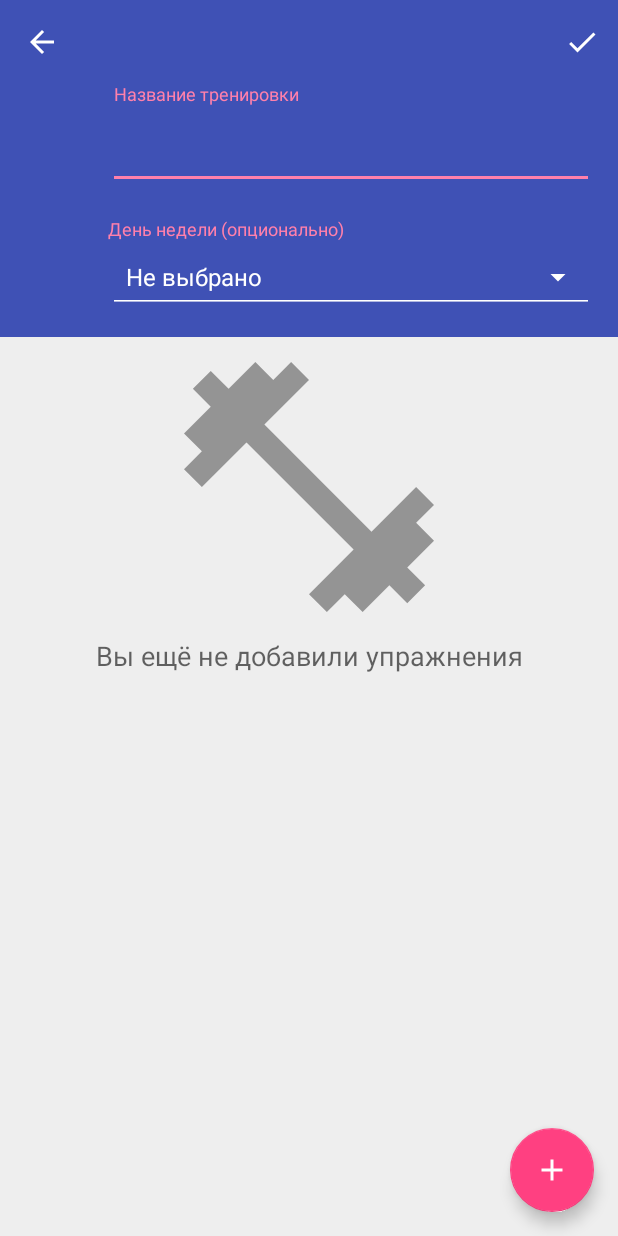
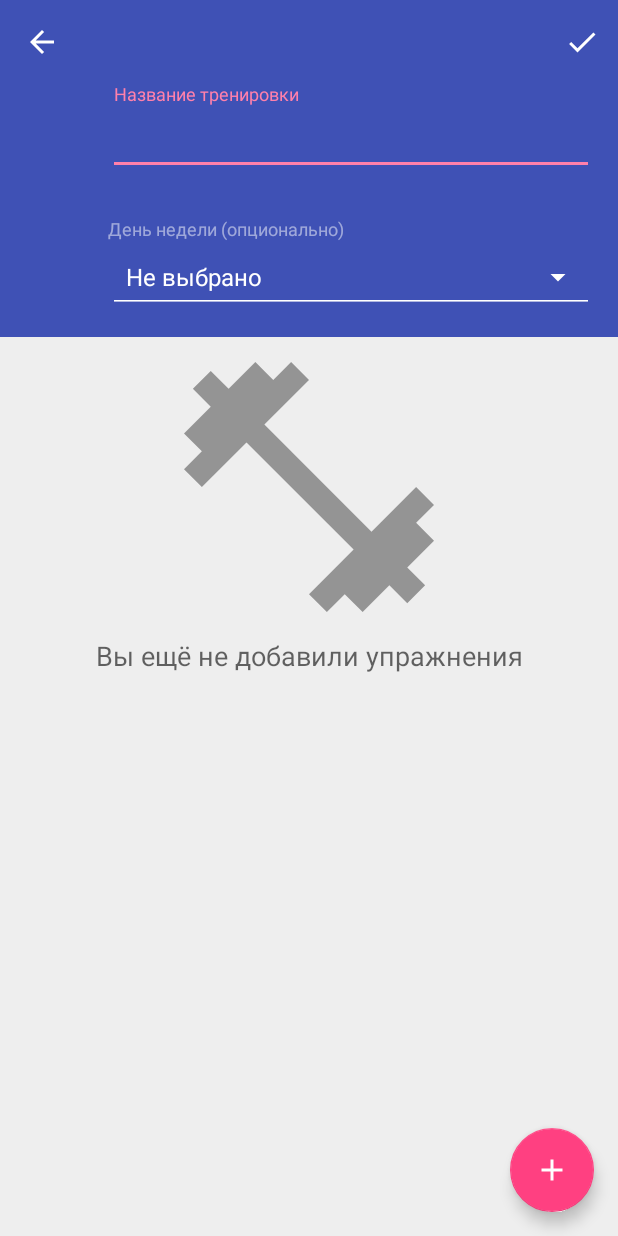
Before and after one commit to codingworkshopru/Gymm, an Android app: the ProgramTrainingActivity screen opened directly, with no data from a screen before it, on a phone screen of 412 x 824 dp. Run offline under Robolectric (Android 15) with nearby library versions, the phone set to English and light mode, and no system bars; our stand-ins replace data binding.

Commit message:
fixed styles

```diff
--- a/app/src/main/res/layout/activity_program_training.xml
+++ b/app/src/main/res/layout/activity_program_training.xml
@@ -45,27 +45,25 @@
                         android:id="@+id/program_training_name_layout"
                         android:layout_width="match_parent"
                         android:layout_height="80dp"
-                        android:layout_marginBottom="8dp"
-                        android:gravity="center_vertical">
+                        android:layout_marginBottom="8dp">
 
                         <android.support.design.widget.TextInputEditText
                             android:id="@+id/program_training_name"
+                            android:layout_width="match_parent"
                             android:layout_height="wrap_content"
-                            android:layout_width="match_parent"
-                            android:layout_gravity="center_vertical"
+                            android:hint="@string/program_training_activity_name_hint"
                             android:text="@={training.name}"
-                            android:hint="@string/program_training_activity_name_hint"
                             android:textAppearance="@style/TextAppearance.AppCompat.Large.Inverse"
-                            tools:text="Бицуха"/>
+                            tools:text="Бицуха" />
                     </android.support.design.widget.TextInputLayout>
 
                     <TextView
                         android:id="@+id/program_training_weekday_label"
-                        android:text="@string/program_training_activity_weekday_label"
                         android:layout_width="wrap_content"
                         android:layout_height="wrap_content"
-                        android:textAppearance="@style/TextAppearance.AppCompat.Caption"
-                        android:textColor="?attr/colorAccent"/>
+                        android:text="@string/program_training_activity_weekday_label"
+                        android:textAppearance="@style/TextAppearance.Design.Hint"
+                        android:textColor="?android:attr/textColorHint" />
 
                     <Spinner
                         android:id="@+id/program_training_weekday"
--- a/app/src/main/res/values/styles.xml
+++ b/app/src/main/res/values/styles.xml
@@ -16,12 +16,11 @@
     <style name="AppTheme.NoActionBar" parent="AppTheme">
         <item name="windowActionBar">false</item>
         <item name="windowNoTitle">true</item>
+        <item name="actionBarTheme">@style/AppTheme.NoActionBar.SpinnerInActionBar.ActionBarTheme</item>
         <item name="windowActionModeOverlay">true</item>
     </style>
 
     <style name="AppTheme.NoActionBar.SpinnerInAppBar" parent="AppTheme.NoActionBar">
-        <item name="actionBarTheme">@style/AppTheme.NoActionBar.SpinnerInActionBar.ActionBarTheme
-        </item>
         <item name="android:spinnerStyle">@style/Widget.AppCompat.Spinner.Underlined</item>
         <item name="android:spinnerItemStyle">@style/SpinnerItemStyle</item>
     </style>
@@ -31,7 +30,11 @@
     </style>
 
     <style name="SpinnerItemStyle" parent="Widget.AppCompat.TextView.SpinnerItem">
-        <item name="android:textColor">@android:color/primary_text_dark</item>
+        <item name="android:textAppearance">@style/SpinnerItemStyle.TextAppearance</item>
+    </style>
+
+    <style name="SpinnerItemStyle.TextAppearance" parent="TextAppearance.AppCompat.Widget.TextView.SpinnerItem">
+        <item name="android:textColor">?android:attr/textColorPrimaryInverse</item>
     </style>
 
     <style name="AppTheme.NoActionBar.TranslucentStatusOn" parent="AppTheme.NoActionBar">
```
